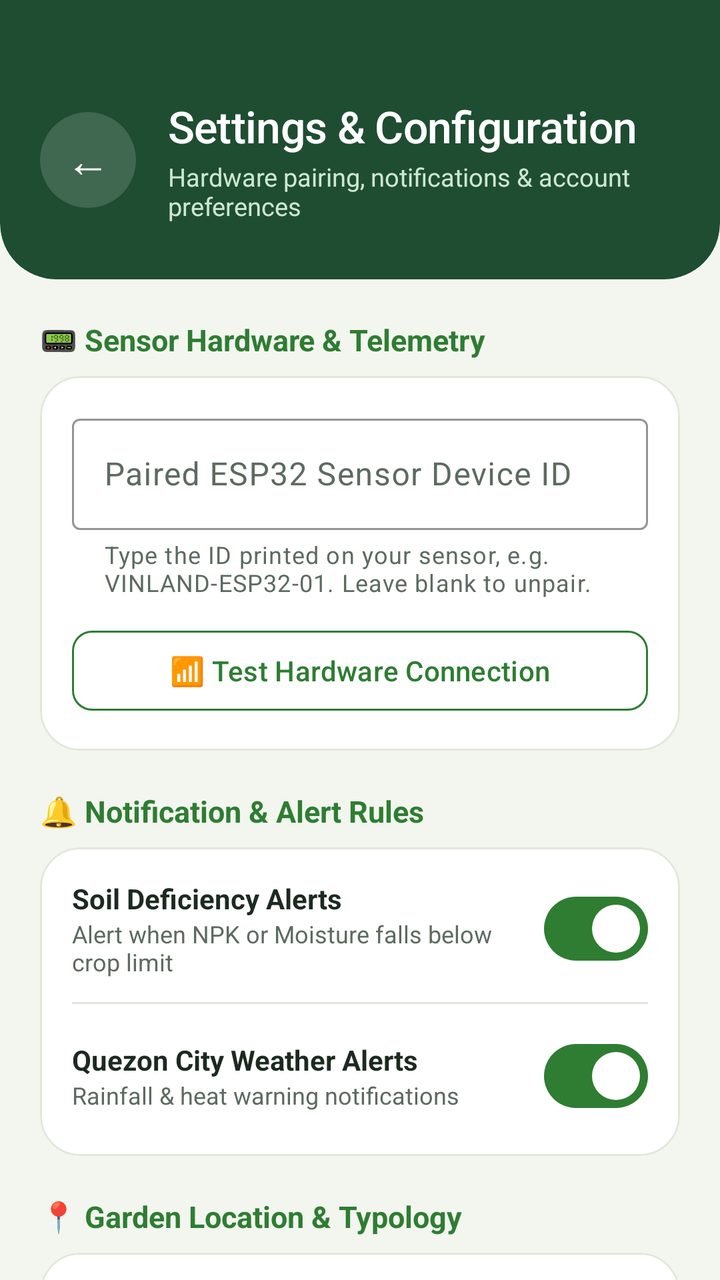
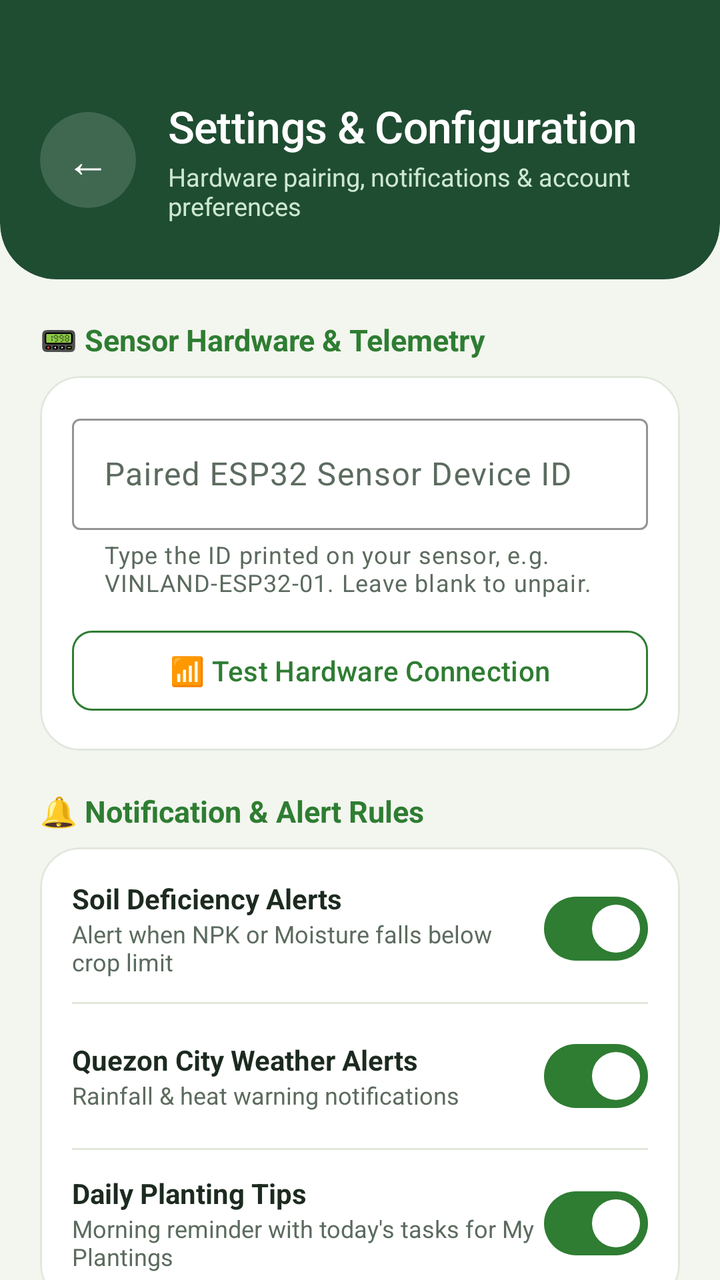

Before-and-after screenshots of an Android layout around one commit, followed by the original layout XML and the change that was made.
<!-- AndroidManifest.xml: application theme Theme.Vinland -->
<!-- res/layout/activity_settings.xml -->
<?xml version="1.0" encoding="utf-8"?>
<androidx.core.widget.NestedScrollView xmlns:android="http://schemas.android.com/apk/res/android"
    xmlns:app="http://schemas.android.com/apk/res-auto"
    android:layout_width="match_parent"
    android:layout_height="match_parent"
    android:background="#F3F5EF"
    android:fillViewport="true">

    <LinearLayout
        android:layout_width="match_parent"
        android:layout_height="wrap_content"
        android:orientation="vertical">

        
        <com.google.android.material.card.MaterialCardView
            android:layout_width="match_parent"
            android:layout_height="wrap_content"
            android:layout_marginTop="-28dp"
            app:cardBackgroundColor="#1F4D32"
            app:cardCornerRadius="28dp"
            app:cardElevation="0dp"
            app:strokeWidth="0dp">

            <LinearLayout
                android:layout_width="match_parent"
                android:layout_height="wrap_content"
                android:gravity="center_vertical"
                android:orientation="horizontal"
                android:paddingStart="20dp"
                android:paddingTop="76dp"
                android:paddingEnd="20dp"
                android:paddingBottom="28dp">

                <com.google.android.material.card.MaterialCardView
                    android:layout_width="48dp"
                    android:layout_height="48dp"
                    app:cardBackgroundColor="#26FFFFFF"
                    app:cardCornerRadius="24dp"
                    app:cardElevation="0dp"
                    app:strokeWidth="0dp">

                    <TextView
                        android:id="@+id/btnBack"
                        android:layout_width="match_parent"
                        android:layout_height="match_parent"
                        android:contentDescription="Back"
                        android:foreground="?attr/selectableItemBackground"
                        android:gravity="center"
                        android:text="←"
                        android:textColor="#FFFFFF"
                        android:textSize="22sp" />
                </com.google.android.material.card.MaterialCardView>

                <LinearLayout
                    android:layout_width="0dp"
                    android:layout_height="wrap_content"
                    android:layout_marginStart="16dp"
                    android:layout_weight="1"
                    android:orientation="vertical">

                    <TextView
                        android:layout_width="wrap_content"
                        android:layout_height="wrap_content"
                        android:fontFamily="sans-serif-medium"
                        android:letterSpacing="-0.01"
                        android:text="Settings &amp; Configuration"
                        android:textColor="#FFFFFF"
                        android:textSize="22sp" />

                    <TextView
                        android:layout_width="wrap_content"
                        android:layout_height="wrap_content"
                        android:layout_marginTop="2dp"
                        android:text="Hardware pairing, notifications &amp; account preferences"
                        android:textColor="#CDE8D0"
                        android:textSize="12.5sp" />
                </LinearLayout>
            </LinearLayout>
        </com.google.android.material.card.MaterialCardView>

        
        <LinearLayout
            android:layout_width="match_parent"
            android:layout_height="wrap_content"
            android:orientation="vertical"
            android:padding="20dp">

            
            <TextView
                android:layout_width="wrap_content"
                android:layout_height="wrap_content"
                android:text="📟 Sensor Hardware &amp; Telemetry"
                android:textSize="15sp"
                android:textStyle="bold"
                android:textColor="#2E7D32"
                android:layout_marginBottom="8dp" />

            <com.google.android.material.card.MaterialCardView
                android:layout_width="match_parent"
                android:layout_height="wrap_content"
                app:cardCornerRadius="20dp"
                app:cardElevation="0dp"
                app:strokeColor="#E2E7DC"
                app:strokeWidth="1dp"
                app:cardBackgroundColor="#FFFFFF">

                <LinearLayout
                    android:layout_width="match_parent"
                    android:layout_height="wrap_content"
                    android:orientation="vertical"
                    android:padding="16dp">

                    <com.google.android.material.textfield.TextInputLayout
                        style="@style/Widget.Material3.TextInputLayout.OutlinedBox"
                        android:layout_width="match_parent"
                        android:layout_height="wrap_content"
                        android:hint="Paired ESP32 Sensor Device ID"
                        app:helperText="Type the ID printed on your sensor, e.g. VINLAND-ESP32-01. Leave blank to unpair."
                        app:boxStrokeColor="#2E7D32">

                        <com.google.android.material.textfield.TextInputEditText
                            android:id="@+id/etSensorDeviceId"
                            android:layout_width="match_parent"
                            android:layout_height="wrap_content"
                            android:inputType="textCapCharacters" />
                    </com.google.android.material.textfield.TextInputLayout>

                    <com.google.android.material.button.MaterialButton
                        android:id="@+id/btnTestSensor"
                        style="@style/Widget.Material3.Button.OutlinedButton"
                        android:layout_width="match_parent"
                        android:layout_height="48dp"
                        android:layout_marginTop="12dp"
                        android:text="📶 Test Hardware Connection"
                        android:textColor="#2E7D32"
                        app:strokeColor="#2E7D32"
                        app:cornerRadius="10dp" />

                </LinearLayout>
            </com.google.android.material.card.MaterialCardView>

            
            <TextView
                android:layout_width="wrap_content"
                android:layout_height="wrap_content"
                android:layout_marginTop="20dp"
                android:text="🔔 Notification &amp; Alert Rules"
                android:textSize="15sp"
                android:textStyle="bold"
                android:textColor="#2E7D32"
                android:layout_marginBottom="8dp" />

            <com.google.android.material.card.MaterialCardView
                android:layout_width="match_parent"
                android:layout_height="wrap_content"
                app:cardCornerRadius="20dp"
                app:cardElevation="0dp"
                app:strokeColor="#E2E7DC"
                app:strokeWidth="1dp"
                app:cardBackgroundColor="#FFFFFF">

                <LinearLayout
                    android:layout_width="match_parent"
                    android:layout_height="wrap_content"
                    android:orientation="vertical"
                    android:padding="16dp">

                    <LinearLayout
                        android:layout_width="match_parent"
                        android:layout_height="wrap_content"
                        android:orientation="horizontal"
                        android:gravity="center_vertical">

                        <LinearLayout
                            android:layout_width="0dp"
                            android:layout_height="wrap_content"
                            android:layout_weight="1"
                            android:orientation="vertical">

                            <TextView
                                android:layout_width="wrap_content"
                                android:layout_height="wrap_content"
                                android:text="Soil Deficiency Alerts"
                                android:textStyle="bold"
                                android:textColor="#1C2A20"
                                android:textSize="14sp" />

                            <TextView
                                android:layout_width="wrap_content"
                                android:layout_height="wrap_content"
                                android:text="Alert when NPK or Moisture falls below crop limit"
                                android:textColor="#5C6B5F"
                                android:textSize="12sp" />
                        </LinearLayout>

                        <com.google.android.material.materialswitch.MaterialSwitch
                            android:id="@+id/switchSoilAlerts"
                            android:layout_width="wrap_content"
                            android:layout_height="wrap_content"
                            android:checked="true" />
                    </LinearLayout>

                    <View
                        android:layout_width="match_parent"
                        android:layout_height="1dp"
                        android:background="#E2E7DC"
                        android:layout_marginTop="12dp"
                        android:layout_marginBottom="12dp" />

                    <LinearLayout
                        android:layout_width="match_parent"
                        android:layout_height="wrap_content"
                        android:orientation="horizontal"
                        android:gravity="center_vertical">

                        <LinearLayout
                            android:layout_width="0dp"
                            android:layout_height="wrap_content"
                            android:layout_weight="1"
                            android:orientation="vertical">

                            <TextView
                                android:layout_width="wrap_content"
                                android:layout_height="wrap_content"
                                android:text="Quezon City Weather Alerts"
                                android:textStyle="bold"
                                android:textColor="#1C2A20"
                                android:textSize="14sp" />

                            <TextView
                                android:layout_width="wrap_content"
                                android:layout_height="wrap_content"
                                android:text="Rainfall &amp; heat warning notifications"
                                android:textColor="#5C6B5F"
                                android:textSize="12sp" />
                        </LinearLayout>

                        <com.google.android.material.materialswitch.MaterialSwitch
                            android:id="@+id/switchWeatherAlerts"
                            android:layout_width="wrap_content"
                            android:layout_height="wrap_content"
                            android:checked="true" />
                    </LinearLayout>

                </LinearLayout>
            </com.google.android.material.card.MaterialCardView>

            
            <TextView
                android:layout_width="wrap_content"
                android:layout_height="wrap_content"
                android:layout_marginTop="20dp"
                android:text="📍 Garden Location &amp; Typology"
                android:textSize="15sp"
                android:textStyle="bold"
                android:textColor="#2E7D32"
                android:layout_marginBottom="8dp" />

            <com.google.android.material.card.MaterialCardView
                android:layout_width="match_parent"
                android:layout_height="wrap_content"
                app:cardCornerRadius="20dp"
                app:cardElevation="0dp"
                app:strokeColor="#E2E7DC"
                app:strokeWidth="1dp"
                app:cardBackgroundColor="#FFFFFF">

                <LinearLayout
                    android:layout_width="match_parent"
                    android:layout_height="wrap_content"
                    android:orientation="vertical"
                    android:padding="16dp">

                    <com.google.android.material.textfield.TextInputLayout
                        style="@style/Widget.Material3.TextInputLayout.OutlinedBox"
                        android:layout_width="match_parent"
                        android:layout_height="wrap_content"
                        android:hint="Barangay Location (Quezon City)"
                        app:boxStrokeColor="#2E7D32">

                        <AutoCompleteTextView
                            android:id="@+id/actvBarangay"
                            android:layout_width="match_parent"
                            android:layout_height="wrap_content"
                            android:paddingVertical="14dp"
                            android:textSize="15sp"
                            android:inputType="text" />
                    </com.google.android.material.textfield.TextInputLayout>

                    <com.google.android.material.button.MaterialButton
                        android:id="@+id/btnResetPassword"
                        style="@style/Widget.Material3.Button.OutlinedButton"
                        android:layout_width="match_parent"
                        android:layout_height="48dp"
                        android:layout_marginTop="12dp"
                        android:text="🔑 Send Password Reset Email"
                        android:textColor="#2E7D32"
                        app:strokeColor="#2E7D32"
                        app:cornerRadius="10dp" />

                </LinearLayout>
            </com.google.android.material.card.MaterialCardView>

            
            <com.google.android.material.button.MaterialButton
                android:id="@+id/btnSaveSettings"
                android:layout_width="match_parent"
                android:layout_height="52dp"
                android:layout_marginTop="24dp"
                android:text="💾 Save Configuration Changes"
                android:textAllCaps="false"
                android:textSize="15sp"
                app:cornerRadius="14dp"
                app:backgroundTint="#2E7D32" />

            
            <com.google.android.material.card.MaterialCardView
                android:layout_width="match_parent"
                android:layout_height="wrap_content"
                android:layout_marginTop="20dp"
                app:cardCornerRadius="20dp"
                app:cardElevation="0dp"
                app:strokeWidth="0dp"
                app:cardBackgroundColor="#E8F5E9">

                <LinearLayout
                    android:layout_width="match_parent"
                    android:layout_height="wrap_content"
                    android:orientation="vertical"
                    android:padding="16dp"
                    android:gravity="center">

                    <TextView
                        android:layout_width="wrap_content"
                        android:layout_height="wrap_content"
                        android:text="🌿 Vinland Urban Agriculture Platform"
                        android:textStyle="bold"
                        android:textColor="#2E7D32"
                        android:textSize="14sp" />

                    <TextView
                        android:layout_width="wrap_content"
                        android:layout_height="wrap_content"
                        android:layout_marginTop="2dp"
                        android:text="Version 1.0.0 (Build 37) • Quezon City, PH"
                        android:textColor="#558B2F"
                        android:textSize="12sp" />
                </LinearLayout>
            </com.google.android.material.card.MaterialCardView>

        </LinearLayout>
    </LinearLayout>
</androidx.core.widget.NestedScrollView>
<!-- resources referenced by this layout -->
<resources>
  <style name="Theme.Vinland" parent="Base.Theme.Vinland" />
  <style name="Base.Theme.Vinland" parent="Theme.Material3.Light.NoActionBar">
          <item name="colorPrimary">@color/vinland_fern</item>
          <item name="colorOnPrimary">@color/white</item>
          <item name="colorPrimaryContainer">@color/vinland_mint</item>
          <item name="colorOnPrimaryContainer">@color/vinland_forest</item>
          <item name="colorSecondary">@color/vinland_forest</item>
          <item name="colorOnSecondary">@color/white</item>
          <item name="colorSecondaryContainer">@color/vinland_leaf</item>
          <item name="colorOnSecondaryContainer">@color/vinland_forest</item>
          <item name="colorTertiary">@color/vinland_forest</item>
          <item name="colorError">@color/vinland_error</item>
          <item name="android:colorBackground">@color/vinland_paper</item>
          <item name="colorSurface">@color/white</item>
          <item name="colorSurfaceContainerHigh">@color/white</item>
          <item name="colorOnSurface">@color/vinland_ink</item>
          <item name="colorOnSurfaceVariant">@color/vinland_muted</item>
          <item name="colorOutline">@color/vinland_line</item>
          <item name="colorControlActivated">@color/vinland_fern</item>
          <item name="android:textColorHighlight">@color/vinland_mint</item>
          
          <item name="elevationOverlayEnabled">false</item>
  
          
          <item name="android:windowLightStatusBar">false</item>
          <item name="android:windowLightNavigationBar" tools:targetApi="27">true</item>
          <item name="android:navigationBarColor">@color/vinland_paper</item>
      </style>
  <color name="vinland_fern">#2E7D32</color>
  <color name="white">#FFFFFFFF</color>
  <color name="vinland_mint">#CDE8D0</color>
  <color name="vinland_forest">#1F4D32</color>
  <color name="vinland_leaf">#EEF5EA</color>
  <color name="vinland_error">#D32F2F</color>
  <color name="vinland_paper">#F3F5EF</color>
  <color name="vinland_ink">#1C2A20</color>
  <color name="vinland_muted">#5C6B5F</color>
  <color name="vinland_line">#E2E7DC</color>
</resources>

<!-- the commit's change to res/layout/activity_settings.xml (unified diff, before → after) -->
@@ -242,6 +242,48 @@
                             android:checked="true" />
                     </LinearLayout>
 
+                    <View
+                        android:layout_width="match_parent"
+                        android:layout_height="1dp"
+                        android:background="#E2E7DC"
+                        android:layout_marginTop="12dp"
+                        android:layout_marginBottom="12dp" />
+
+                    <LinearLayout
+                        android:layout_width="match_parent"
+                        android:layout_height="wrap_content"
+                        android:orientation="horizontal"
+                        android:gravity="center_vertical">
+
+                        <LinearLayout
+                            android:layout_width="0dp"
+                            android:layout_height="wrap_content"
+                            android:layout_weight="1"
+                            android:orientation="vertical">
+
+                            <TextView
+                                android:layout_width="wrap_content"
+                                android:layout_height="wrap_content"
+                                android:text="Daily Planting Tips"
+                                android:textStyle="bold"
+                                android:textColor="#1C2A20"
+                                android:textSize="14sp" />
+
+                            <TextView
+                                android:layout_width="wrap_content"
+                                android:layout_height="wrap_content"
+                                android:text="Morning reminder with today's tasks for My Plantings"
+                                android:textColor="#5C6B5F"
+                                android:textSize="12sp" />
+                        </LinearLayout>
+
+                        <com.google.android.material.materialswitch.MaterialSwitch
+                            android:id="@+id/switchPlantingTips"
+                            android:layout_width="wrap_content"
+                            android:layout_height="wrap_content"
+                            android:checked="true" />
+                    </LinearLayout>
+
                 </LinearLayout>
             </com.google.android.material.card.MaterialCardView>
 
